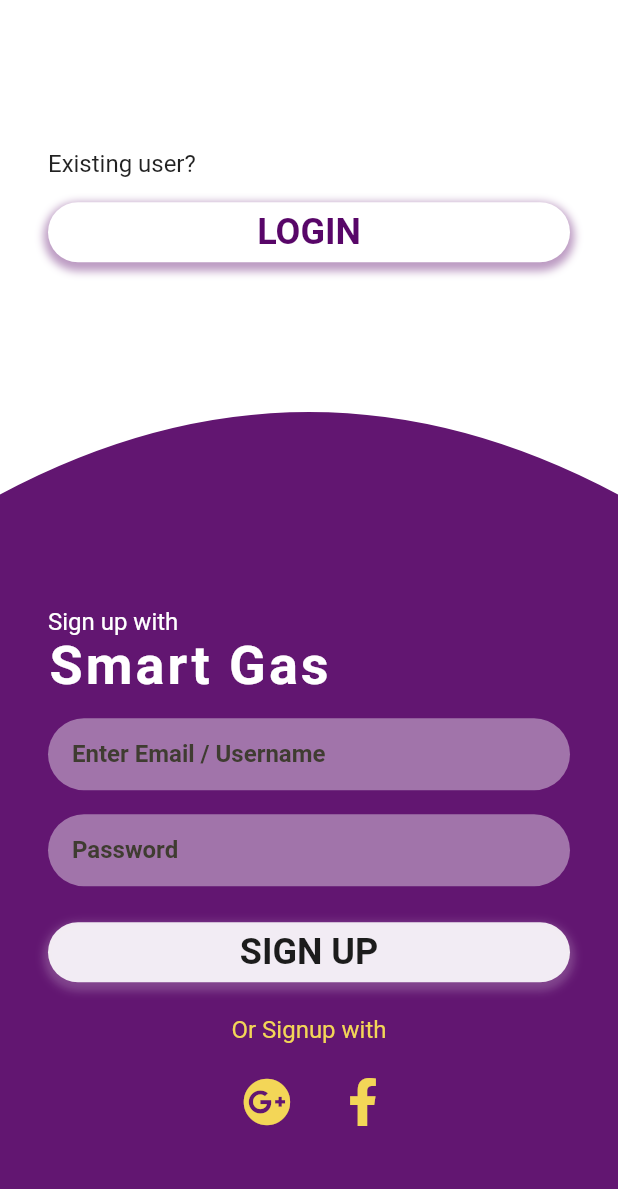
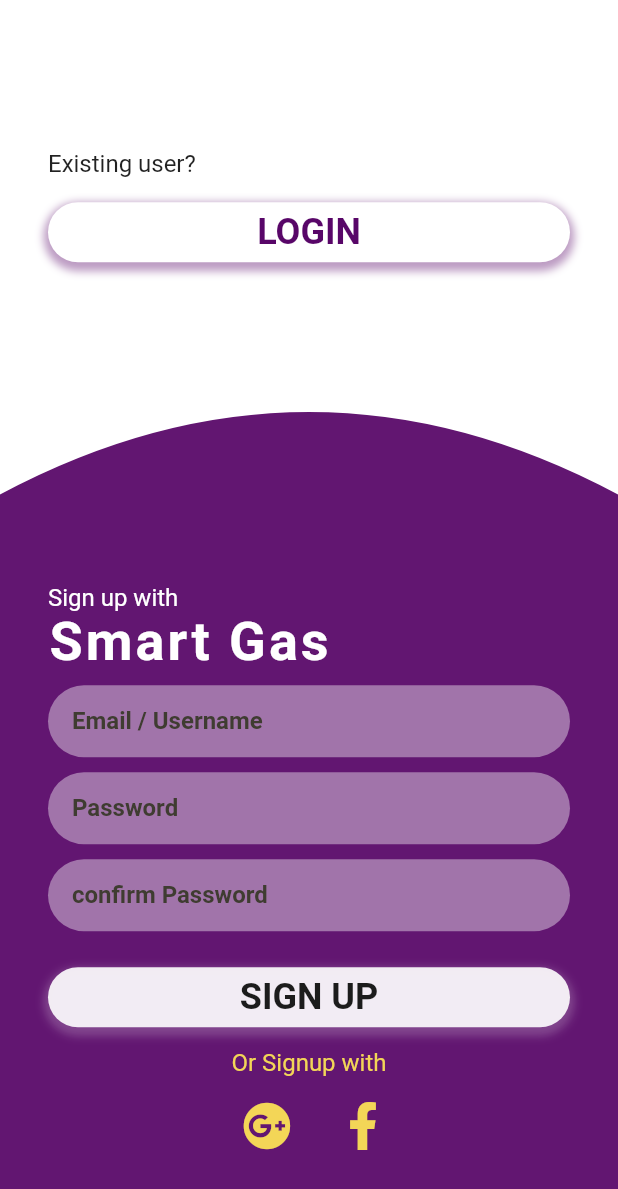
Before and after one commit to Compzool/SmartGas, a Flutter app: the HomePage screen opened by its route, after a tap on "OR", on a phone screen of 412 x 824 dp. Shown: the top 1189 px of the screen. Run offline on Flutter 3.47's test engine with Material 2 defaults, Android fonts, the phone set to English and light mode, and no system bars; our stand-ins replace firebase_auth, firebase_core, flutter_spinkit, fluttericon, get, google_fonts and 1 more; accounts and stored records are empty; network calls fail.

Commit message:
commit googleAdd

```diff
--- a/lib/colors/colors.dart
+++ b/lib/colors/colors.dart
@@ -1,5 +1,5 @@
 import 'dart:ui';
-
+import 'package:flutter/material.dart';
 class AppColors{
   static final Color textColor1= Color(0xFF989acd);
   static final Color textColor2 = Color(0xFF878593);
@@ -8,4 +8,8 @@ class AppColors{
   static final Color starColor = Color(0xFFe7bb4e);
   static final Color mainTextColor = Color(0xFFababad);
   static final Color buttonBackground = Color(0xFFf1f1f9);
+  static const Color loginColor = Color.fromARGB(83, 18, 32, 230);
+  static const Color loginFillColor = Color.fromARGB(123, 88, 6, 104);
+  static const Color signupColor = Color(0xFF3F3C31);
+  static final Color signupFillColor = Colors.white.withOpacity(0.4);
 }
--- a/lib/controllers/authentication_controller.dart
+++ b/lib/controllers/authentication_controller.dart
@@ -37,13 +37,13 @@ class AuthController extends GetxController{
     }catch(e){
 
       Get.snackbar("About User", "User message",
-      backgroundColor: Colors.redAccent,
+      backgroundColor: Color(0xFFECCB45),
       titleText:  Text("Account creation failed",
-      style: TextStyle(color: Colors.white),),
+      style: TextStyle(color: Colors.black),),
       messageText:
       Text(e.toString(),
       style: TextStyle(
-        color: Colors.white,
+        color: Colors.black,
       ),),
       );
     }
@@ -78,7 +78,7 @@ Future<User?> google_signIn() async{
     final User? user = (await auth.signInWithCredential(credential).then((value) => Get.offAll(TestingPage())));  //if credential success, then using _auth signed in user data will be stored
  }
   void Logout() async{
+    await auth.signOut();
     await googleSignIn.disconnect();
-    await auth.signOut();
   }
 }
--- a/lib/pages/home_page.dart
+++ b/lib/pages/home_page.dart
@@ -71,7 +71,7 @@ class _HomePageState extends State<HomePage> {
                       child: SingleChildScrollView(
                         child: Padding(
                           padding: EdgeInsets.symmetric(
-                              horizontal: 32, vertical: 16),
+                              horizontal: 32, vertical: 1),
                           child: !login ? SignUp() : SignUpOption(),
                         ),
                       ),
--- a/lib/pages/login_page.dart
+++ b/lib/pages/login_page.dart
@@ -1,10 +1,17 @@
 import 'package:flutter/material.dart';
 import 'package:smartgas/controllers/authentication_controller.dart';
+import 'package:smartgas/widgets/auth_box.dart';
 
-var emailController = TextEditingController();
-var passwordController = TextEditingController();
 
-class Login extends StatelessWidget {
+
+class Login extends StatefulWidget {
+  @override
+  State<Login> createState() => _LoginState();
+}
+
+class _LoginState extends State<Login> {
+  var emailController = TextEditingController();
+  var passwordController = TextEditingController();
   @override
   Widget build(BuildContext context) {
     return Column(
@@ -45,55 +52,11 @@ class Login extends StatelessWidget {
         SizedBox(
           height: 16,
         ),
-        TextField(
-          controller: emailController,
-          decoration: InputDecoration(
-            hintText: 'Email / Username',
-            hintStyle: TextStyle(
-              fontSize: 16,
-              color: Color.fromARGB(83, 18, 32, 230),
-              fontWeight: FontWeight.bold,
-            ),
-
-            border: OutlineInputBorder(
-              borderRadius: BorderRadius.circular(25),
-              borderSide: BorderSide(
-                width: 0,
-                style: BorderStyle.none,
-              ),
-            ),
-            filled: true,
-            //fillColor: Color(0xFFECCB45),
-            fillColor: Color.fromARGB(123, 88, 6, 104),
-            contentPadding: EdgeInsets.symmetric(horizontal: 16, vertical: 0),
-          ),
-        ),
+        TextForm(hintText: "Email / Username", controller: emailController,),
         SizedBox(
           height: 16,
         ),
-        TextField(
-          controller: passwordController,
-          obscureText: true,
-          decoration: InputDecoration(
-            hintText: 'Password',
-            hintStyle: TextStyle(
-              fontSize: 16,
-              color: Color.fromARGB(83, 18, 32, 230),
-              fontWeight: FontWeight.bold,
-            ),
-            border: OutlineInputBorder(
-              borderRadius: BorderRadius.circular(25),
-              borderSide: BorderSide(
-                width: 0,
-                style: BorderStyle.none,
-              ),
-            ),
-            filled: true,
-            //fillColor: Color(0xFFECCB45),
-            fillColor: Color.fromARGB(123, 88, 6, 104),
-            contentPadding: EdgeInsets.symmetric(horizontal: 16, vertical: 0),
-          ),
-        ),
+        TextForm(hintText: "Password", controller: passwordController,isPassword: true,),
         SizedBox(
           height: 24,
         ),
--- a/lib/pages/signup_page.dart
+++ b/lib/pages/signup_page.dart
@@ -1,7 +1,9 @@
 import 'package:flutter/material.dart';
 import 'package:fluttericon/font_awesome5_icons.dart';
 import 'package:get/get.dart';
+import 'package:smartgas/colors/colors.dart';
 import 'package:smartgas/controllers/authentication_controller.dart';
+import 'package:smartgas/widgets/auth_box.dart';
 
 class SignUp extends StatefulWidget {
 
@@ -40,59 +42,31 @@ class _SignUpState extends State<SignUp> {
           ),
         ),
         SizedBox(
-          height: 16,
+          height: 10,
         ),
-        TextField(
-          controller: emailController,
-          decoration: InputDecoration(
-            hintText: 'Enter Email / Username',
-            hintStyle: TextStyle(
-              fontSize: 16,
-              color: Color(0xFF3F3C31),
-              fontWeight: FontWeight.bold,
+        TextForm(hintText: "Email / Username",controller: emailController,color: AppColors.signupColor,fillColor: AppColors.signupFillColor,),
+        SizedBox(
+          height: 10,
         ),
-            border: OutlineInputBorder(
-              borderRadius: BorderRadius.circular(25),
-              borderSide: BorderSide(
-                width: 0,
-                style: BorderStyle.none,
+        TextForm(hintText: "Password",controller: passwordController,color: AppColors.signupColor,fillColor: AppColors.signupFillColor,isPassword: true),
+        SizedBox(
+          height: 10,
         ),
-            ),
-            filled: true,
-            //fillColor: Colors.grey.withOpacity(0.1),
-            fillColor: Colors.white.withOpacity(0.4),
-            contentPadding: EdgeInsets.symmetric(horizontal: 16, vertical: 0),
-          ),
-        ),
-        SizedBox(
-          height: 16,
-        ),
-        TextField(
-          controller: passwordController,
-          decoration: InputDecoration(
-            hintText: 'Password',
-            hintStyle: TextStyle(
-              fontSize: 16,
-              color: Color(0xFF3F3C31),
-              fontWeight: FontWeight.bold,
-            ),
-            border: OutlineInputBorder(
-              borderRadius: BorderRadius.circular(25),
-              borderSide: BorderSide(
-                width: 0,
-                style: BorderStyle.none,
-              ),
-            ),
-            filled: true,
-            //fillColor: Colors.grey.withOpacity(0.1),
-            fillColor: Colors.white.withOpacity(0.4),
-            contentPadding: EdgeInsets.symmetric(horizontal: 16, vertical: 0),
-          ),
-        ),
+        TextForm(hintText: "confirm Password",controller: confirmPasswordController,color: AppColors.signupColor,fillColor: AppColors.signupFillColor,isPassword: true,),
         SizedBox(
           height: 24,
         ),
-        Container(
+        GestureDetector(
+          onTap: () {
+                confirmPasswordController.text == passwordController.text ? AuthController.instance.register(
+                  emailController.text.trim(), passwordController.text.trim()): Get.snackbar("About Signup", "User message",
+                  backgroundColor: Color(0xFFECCB45),
+                  titleText:  Text("Password doesn't match",
+                  style: TextStyle(color: Colors.black),),
+      );
+
+                  },
+          child: Container(
             height: 40,
             decoration: BoxDecoration(
               //color: Color(0xFFF3D657),
@@ -111,14 +85,9 @@ class _SignUpState extends State<SignUp> {
               ],
             ),
             child: Center(
-            child: TextButton(
-              style: TextButton.styleFrom(
-                padding: EdgeInsets.only(left: 120, right: 120),
-              ),
-              onPressed: () => AuthController.instance.register(
-                  emailController.text.trim(), passwordController.text.trim()),
               child: Text(
                 "SIGN UP",
+                textAlign: TextAlign.center,
                 style: TextStyle(
                   fontSize: 24,
                   fontWeight: FontWeight.bold,
@@ -129,7 +98,7 @@ class _SignUpState extends State<SignUp> {
           ),
         ),
         SizedBox(
-          height: 24,
+          height: 16,
         ),
         Text(
           "Or Signup with",
@@ -141,7 +110,7 @@ class _SignUpState extends State<SignUp> {
           ),
         ),
         SizedBox(
-          height: 16,
+          height: 10,
         ),
         Row(
           mainAxisAlignment: MainAxisAlignment.center,
--- /dev/null
+++ b/lib/widgets/auth_box.dart
@@ -0,0 +1,40 @@
+import 'package:flutter/material.dart';
+import 'package:smartgas/colors/colors.dart';
+
+class TextForm extends StatelessWidget {
+  double size;
+  final String hintText;
+  final Color color;
+  final Color fillColor;
+  final TextEditingController controller;
+  final bool isPassword;
+
+  TextForm({ Key? key ,this.size = 16,required this.hintText,this.color = AppColors.loginColor ,this.fillColor = AppColors.loginFillColor,required this.controller,this.isPassword = false}) : super(key: key);
+  @override
+  Widget build(BuildContext context) {
+
+    return TextField(
+          controller: controller,
+          obscureText: isPassword,
+          decoration: InputDecoration(
+            hintText: hintText,
+            hintStyle: TextStyle(
+              fontSize: 16,
+              color: color,
+              fontWeight: FontWeight.bold,
+            ),
+            border: OutlineInputBorder(
+              borderRadius: BorderRadius.circular(25),
+              borderSide: BorderSide(
+                width: 0,
+                style: BorderStyle.none,
+              ),
+            ),
+            filled: true,
+            //fillColor: Color(0xFFECCB45),
+            fillColor: fillColor,
+            contentPadding: EdgeInsets.symmetric(horizontal: 16, vertical: 0),
+          ),
+        );
+  }
+}
```
Also changed, not shown: lib/widgets/signin_up.dart (deleted). Lines whose indentation alone changed are shown as unchanged.
